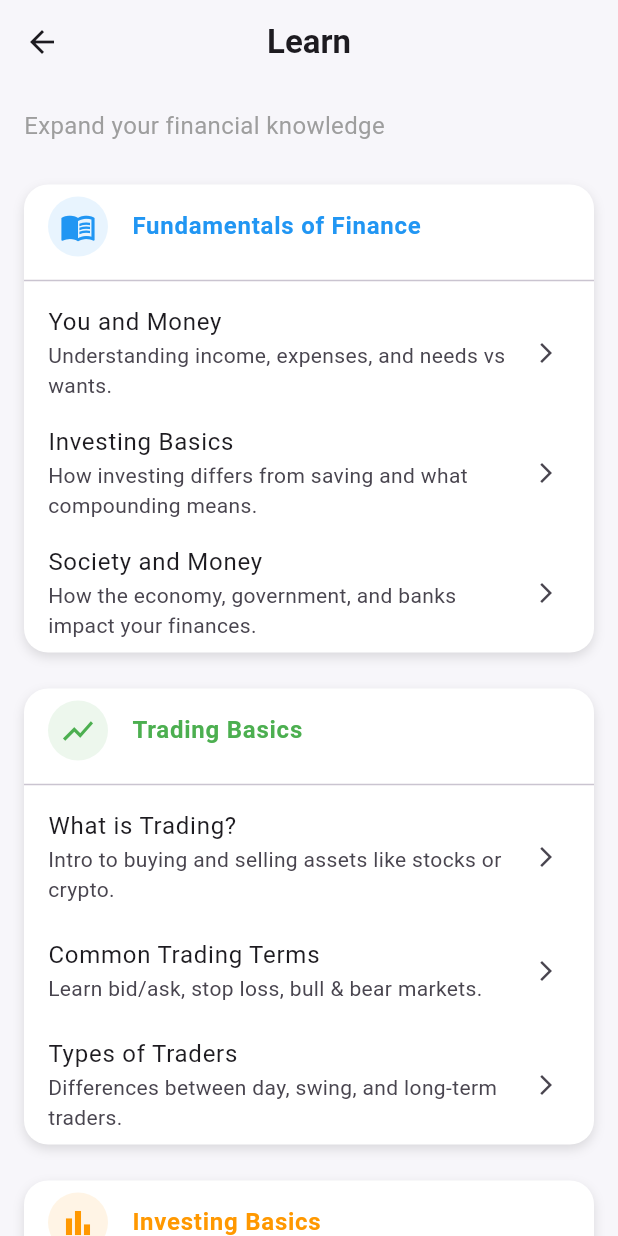
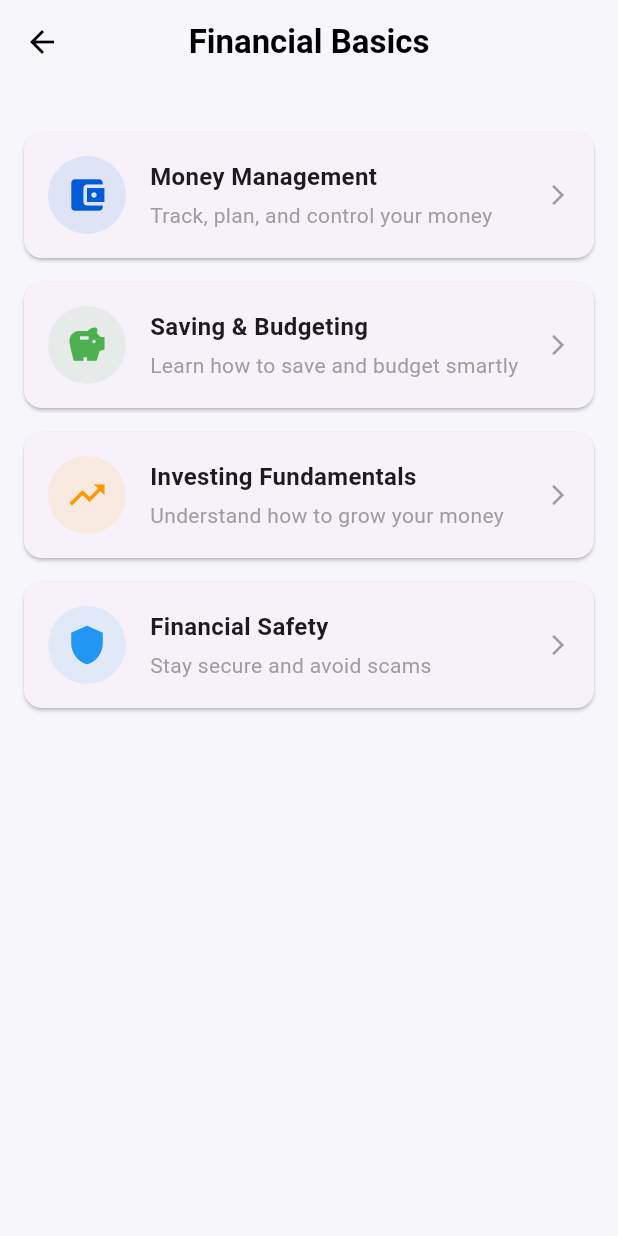
Before and after one commit to ngohainnam/Finney-Financial-Management-App, a Flutter app: the Learn screen opened directly, on a phone screen of 412 x 824 dp. Run offline on Flutter 3.47's test engine with Material 3 defaults, Android fonts, the phone set to English and light mode, and no system bars; our stand-ins replace cloud_firestore, dash_chat_2, firebase_auth, firebase_core, fl_chart, flutter_gemini and 7 more; accounts and stored records are empty; generated files the repository leaves out were written again; Roboto replaces fonts that are missing (Poppins).

Commit message:
update learn page
update the learn page

```diff
--- a/lib/pages/5-learn/learn.dart
+++ b/lib/pages/5-learn/learn.dart
@@ -1,10 +1,6 @@
 import 'package:flutter/material.dart';
-import 'package:finney/assets/widgets/common/app_navbar.dart';
-import 'package:finney/pages/5-learn/widgets/section_card.dart';
+import 'package:url_launcher/url_launcher.dart';
 import 'package:finney/assets/theme/app_color.dart';
-import 'package:finney/pages/2-chatbot/chatbot.dart';
-
-//import 'package:flutter/material.dart';
 
 class Learn extends StatelessWidget {
   const Learn({super.key});
@@ -14,187 +10,360 @@ class Learn extends StatelessWidget {
     return Scaffold(
       backgroundColor: const Color(0xFFF7F6FA),
       appBar: AppBar(
-        backgroundColor: Colors.transparent,
-        elevation: 0,
+        backgroundColor: Colors.white,
+        elevation: 1,
         title: const Text(
-          'Learn',
-          style: TextStyle(fontWeight: FontWeight.bold),
+          'Financial Basics',
+          style: TextStyle(fontWeight: FontWeight.bold, color: Colors.black),
         ),
         centerTitle: true,
+        iconTheme: const IconThemeData(color: Colors.black),
       ),
       body: ListView(
         padding: const EdgeInsets.all(16.0),
         children: [
-          const Text(
-            'Expand your financial knowledge',
-            style: TextStyle(fontSize: 16, color: Colors.grey),
+          const SizedBox(height: 16),
+          _buildSimpleCard(
+            context,
+            title: 'Money Management',
+            subtitle: 'Track, plan, and control your money',
+            icon: Icons.account_balance_wallet,
+            color: AppColors.primary,
+            onTap: () => _navigateToMoneyBasics(context),
           ),
-          const SizedBox(height: 16),
-          _buildSectionCard(
+          _buildSimpleCard(
             context,
-            title: 'Fundamentals of Finance',
+            title: 'Saving & Budgeting',
+            subtitle: 'Learn how to save and budget smartly',
+            icon: Icons.savings,
+            color: Colors.green,
+            onTap: () => _navigateToSaving(context),
+          ),
+          _buildSimpleCard(
+            context,
+            title: 'Investing Fundamentals',
+            subtitle: 'Understand how to grow your money',
+            icon: Icons.trending_up,
+            color: Colors.orange,
+            onTap: () => _navigateToInvesting(context),
+          ),
+          _buildSimpleCard(
+            context,
+            title: 'Financial Safety',
+            subtitle: 'Stay secure and avoid scams',
+            icon: Icons.shield,
             color: Colors.blue,
-            icon: Icons.menu_book,
-            topics: [
-              _Topic(
-                'You and Money',
-                "Understanding income, expenses, and needs vs wants.",
-              ),
-              _Topic(
-                'Investing Basics',
-                "How investing differs from saving and what compounding means.",
-              ),
-              _Topic(
-                'Society and Money',
-                "How the economy, government, and banks impact your finances.",
-              ),
-            ],
-          ),
-          _buildSectionCard(
-            context,
-            title: 'Trading Basics',
-            color: Colors.green,
-            icon: Icons.show_chart,
-            topics: [
-              _Topic(
-                'What is Trading?',
-                "Intro to buying and selling assets like stocks or crypto.",
-              ),
-              _Topic(
-                'Common Trading Terms',
-                "Learn bid/ask, stop loss, bull & bear markets.",
-              ),
-              _Topic(
-                'Types of Traders',
-                "Differences between day, swing, and long-term traders.",
-              ),
-            ],
-          ),
-          _buildSectionCard(
-            context,
-            title: 'Investing Basics',
-            color: Colors.orange,
-            icon: Icons.bar_chart,
-            topics: [
-              _Topic(
-                'Why Invest Early',
-                "Benefits of long-term investing and compound interest.",
-              ),
-              _Topic(
-                'Asset Types',
-                "Stocks, bonds, ETFs, mutual funds, and crypto.",
-              ),
-              _Topic(
-                'Diversification',
-                "How spreading investments lowers your risk.",
-              ),
-            ],
-          ),
-          _buildSectionCard(
-            context,
-            title: 'Investing Advanced',
-            color: Colors.purple,
-            icon: Icons.rocket_launch,
-            topics: [
-              _Topic(
-                'Risk Management',
-                "How to evaluate and manage investment risk.",
-              ),
-              _Topic(
-                'Stock Analysis',
-                "Intro to fundamental and technical analysis.",
-              ),
-              _Topic(
-                'Building a Portfolio',
-                "Create a mix of growth, value, and dividend stocks.",
-              ),
-            ],
+            onTap: () => _navigateToSafety(context),
           ),
         ],
       ),
     );
   }
 
-  Widget _buildSectionCard(
+  Widget _buildSimpleCard(
     BuildContext context, {
     required String title,
+    required String subtitle,
+    required IconData icon,
     required Color color,
-    required IconData icon,
-    required List<_Topic> topics,
+    required VoidCallback onTap,
   }) {
-    return Container(
-      margin: const EdgeInsets.symmetric(vertical: 12),
+    return Card(
+      margin: const EdgeInsets.only(bottom: 16),
+      shape: RoundedRectangleBorder(borderRadius: BorderRadius.circular(12)),
+      child: InkWell(
+        borderRadius: BorderRadius.circular(12),
+        onTap: onTap,
+        child: Padding(
+          padding: const EdgeInsets.all(16),
+          child: Row(
+            children: [
+              Container(
+                padding: const EdgeInsets.all(12),
                 decoration: BoxDecoration(
-        color: Colors.white,
-        borderRadius: BorderRadius.circular(16),
-        boxShadow: [
-          BoxShadow(
-            color: Colors.black12,
-            blurRadius: 6,
-            offset: const Offset(0, 3),
+                  color: color.withOpacity(0.1),
+                  shape: BoxShape.circle,
+                ),
+                child: Icon(icon, color: color, size: 28),
+              ),
+              const SizedBox(width: 16),
+              Expanded(
+                child: Column(
+                  crossAxisAlignment: CrossAxisAlignment.start,
+                  children: [
+                    Text(
+                      title,
+                      style: const TextStyle(
+                        fontSize: 16,
+                        fontWeight: FontWeight.bold,
+                      ),
+                    ),
+                    const SizedBox(height: 4),
+                    Text(
+                      subtitle,
+                      style: const TextStyle(fontSize: 14, color: Colors.grey),
                     ),
                   ],
                 ),
-      child: Column(
-        children: [
-          ListTile(
-            leading: CircleAvatar(
-              backgroundColor: color.withOpacity(0.1),
-              child: Icon(icon, color: color),
               ),
-            title: Text(
-              title,
-              style: TextStyle(fontWeight: FontWeight.bold, color: color),
+              const Icon(Icons.arrow_forward_ios, size: 16, color: Colors.grey),
+            ],
           ),
         ),
-          const Divider(),
-          ...topics.map(
-            (t) => ListTile(
-              title: Text(t.title),
-              subtitle: Text(t.description),
-              trailing: const Icon(Icons.arrow_forward_ios, size: 16),
-              onTap:
-                  () => Navigator.push(
+      ),
+    );
+  }
+
+  void _navigateToMoneyBasics(BuildContext context) {
+    Navigator.push(
       context,
       MaterialPageRoute(
         builder:
-                          (_) => LearnDetailPage(
-                            title: t.title,
-                            content: t.description,
+            (_) => SectionDetailPage(
+              title: 'Money Management',
+              points: [
+                "Track income and expenses regularly",
+                "Differentiate between needs and wants",
+                "Understand basic banking services",
+                "Maintain a simple financial record",
+              ],
+              resources: [
+                Resource(
+                  type: ResourceType.video,
+                  title: "Basic Money Management",
+                  url:
+                      "https://www.youtube.com/results?search_query=emergency+funds+save+for+emergency",
+                ),
+                Resource(
+                  type: ResourceType.article,
+                  title: "Journal: Personal Finance Basics",
+                  url: "https://www.investopedia.com/personal-finance-4427760",
+                ),
+              ],
             ),
       ),
+    );
+  }
+
+  void _navigateToSaving(BuildContext context) {
+    Navigator.push(
+      context,
+      MaterialPageRoute(
+        builder:
+            (_) => SectionDetailPage(
+              title: 'Saving & Budgeting',
+              points: [
+                "Follow the 50-30-20 rule (Needs-Wants-Savings)",
+                "Build an emergency fund (3-6 months expenses)",
+                "Automate your savings",
+                "Review and adjust budget monthly",
+              ],
+              resources: [
+                Resource(
+                  type: ResourceType.video,
+                  title: "Budgeting for Beginners",
+                  url: "https://www.youtube.com/watch?v=7lHNMGoACdQ",
+                ),
+              ],
             ),
       ),
+    );
+  }
+
+  void _navigateToInvesting(BuildContext context) {
+    Navigator.push(
+      context,
+      MaterialPageRoute(
+        builder:
+            (_) => SectionDetailPage(
+              title: 'Investing Fundamentals',
+              points: [
+                "Understand risk and return",
+                "Diversify your investments",
+                "Learn about stocks, bonds, and mutual funds",
+                "Start with small investments and grow gradually",
+              ],
+              resources: [
+                Resource(
+                  type: ResourceType.video,
+                  title: "Investing 101",
+                  url: "https://www.youtube.com/watch?v=gFQNPmLKj1k",
+                ),
+                Resource(
+                  type: ResourceType.article,
+                  title: "Guide to Investing Basics",
+                  url:
+                      "https://www.nerdwallet.com/article/investing/investing-basics",
                 ),
               ],
+            ),
+      ),
+    );
+  }
+
+  void _navigateToSafety(BuildContext context) {
+    Navigator.push(
+      context,
+      MaterialPageRoute(
+        builder:
+            (_) => SectionDetailPage(
+              title: 'Financial Safety',
+              points: [
+                "Recognize and avoid financial scams",
+                "Understand the importance of insurance",
+                "Secure your online financial accounts",
+                "Learn about identity theft protection",
+              ],
+              resources: [
+                Resource(
+                  type: ResourceType.video,
+                  title: "Financial Safety Tips",
+                  url: "https://www.youtube.com/watch?v=G6O7lU7sxq8",
+                ),
+                Resource(
+                  type: ResourceType.article,
+                  title: "Guide to Financial Security",
+                  url: "https://www.consumerfinance.gov/consumer-tools/fraud/",
+                ),
+              ],
+            ),
       ),
     );
   }
 }
 
-class _Topic {
+enum ResourceType { video, article }
+
+class Resource {
+  final ResourceType type;
   final String title;
-  final String description;
-  _Topic(this.title, this.description);
+  final String url;
+
+  Resource({required this.type, required this.title, required this.url});
 }
 
-class LearnDetailPage extends StatelessWidget {
+class SectionDetailPage extends StatelessWidget {
   final String title;
-  final String content;
+  final List<String> points;
+  final List<Resource> resources;
 
-  const LearnDetailPage({
+  const SectionDetailPage({
     super.key,
     required this.title,
-    required this.content,
+    required this.points,
+    this.resources = const [],
   });
+
+  Future<void> _launchURL(String url) async {
+    try {
+      final uri = Uri.parse(url);
+      if (!await canLaunchUrl(uri)) {
+        throw Exception('Could not launch $url');
+      }
+      await launchUrl(uri, mode: LaunchMode.externalApplication);
+    } catch (e) {
+      debugPrint('Error launching URL: $e');
+      // You might want to show a snackbar or dialog here
+    }
+  }
 
   @override
   Widget build(BuildContext context) {
     return Scaffold(
-      appBar: AppBar(title: Text(title)),
-      body: Padding(
-        padding: const EdgeInsets.all(16.0),
-        child: Text(content, style: const TextStyle(fontSize: 16, height: 1.5)),
+      appBar: AppBar(
+        title: Text(title),
+        backgroundColor: Colors.white,
+        elevation: 1,
+        iconTheme: const IconThemeData(color: Colors.black),
+      ),
+      body: SingleChildScrollView(
+        padding: const EdgeInsets.all(20),
+        child: Column(
+          crossAxisAlignment: CrossAxisAlignment.start,
+          children: [
+            const SizedBox(height: 16),
+            Text(
+              'Key Points:',
+              style: TextStyle(
+                fontSize: 18,
+                fontWeight: FontWeight.bold,
+                color: Theme.of(context).primaryColor,
+              ),
+            ),
+            const SizedBox(height: 16),
+            ...points.map(
+              (point) => Padding(
+                padding: const EdgeInsets.only(bottom: 12),
+                child: Row(
+                  crossAxisAlignment: CrossAxisAlignment.start,
+                  children: [
+                    const Padding(
+                      padding: EdgeInsets.only(top: 4),
+                      child: Icon(
+                        Icons.check_circle,
+                        size: 18,
+                        color: Colors.green,
+                      ),
+                    ),
+                    const SizedBox(width: 12),
+                    Expanded(
+                      child: Text(
+                        point,
+                        style: const TextStyle(fontSize: 16, height: 1.4),
+                      ),
+                    ),
+                  ],
+                ),
+              ),
+            ),
+
+            if (resources.isNotEmpty) ...[
+              const SizedBox(height: 32),
+              Text(
+                'Learn More:',
+                style: TextStyle(
+                  fontSize: 18,
+                  fontWeight: FontWeight.bold,
+                  color: Theme.of(context).primaryColor,
+                ),
+              ),
+              const SizedBox(height: 16),
+              ...resources.map(
+                (resource) => Padding(
+                  padding: const EdgeInsets.only(bottom: 12),
+                  child: ListTile(
+                    leading: Icon(
+                      resource.type == ResourceType.video
+                          ? Icons.play_circle_fill
+                          : Icons.article_outlined,
+                      color: Colors.blue,
+                      size: 28,
+                    ),
+                    title: Text(resource.title),
+                    trailing: const Icon(Icons.open_in_new, size: 18),
+                    onTap: () => _launchURL(resource.url),
+                    contentPadding: EdgeInsets.zero,
+                  ),
+                ),
+              ),
+            ],
+
+            const SizedBox(height: 24),
+            SizedBox(
+              width: double.infinity,
+              child: ElevatedButton(
+                onPressed: () => Navigator.pop(context),
+                style: ElevatedButton.styleFrom(
+                  padding: const EdgeInsets.symmetric(vertical: 16),
+                  shape: RoundedRectangleBorder(
+                    borderRadius: BorderRadius.circular(12),
+                  ),
+                ),
+                child: const Text('Back to Topics'),
+              ),
+            ),
+          ],
+        ),
       ),
     );
   }
--- a/pubspec.yaml
+++ b/pubspec.yaml
@@ -52,10 +52,13 @@ dependencies:
   intl: ^0.19.0
   flutter_tts: ^4.2.2
   flutter_slidable: ^3.0.1
-
+  url_launcher: ^6.1.5
 dev_dependencies:
   flutter_test:
     sdk: flutter
+
+
+
 
   # The "flutter_lints" package below contains a set of recommended lints to
   # encourage good coding practices. The lint set provided by the package is
```
Also changed, not shown: pubspec.lock, 1 other file. Lines whose indentation alone changed are shown as unchanged.
